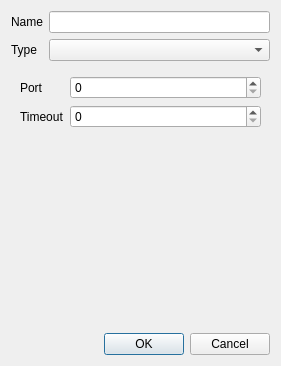
The window that src/server/gui/dialogs/server_dialogport.ui (serhmarch/ModbusTools) describes before a commit, drawn with Qt 5.
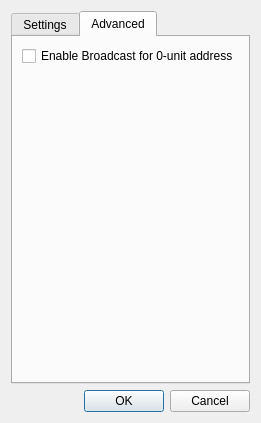
The same window after the commit. The open tabs and pages were chosen to show the change.

Commit message: Added broadcast for '0'-unit address

What changed in the file:
```diff
--- a/src/server/gui/dialogs/server_dialogport.ui
+++ b/src/server/gui/dialogs/server_dialogport.ui
@@ -6,14 +6,24 @@
    <rect>
     <x>0</x>
     <y>0</y>
-    <width>281</width>
-    <height>366</height>
+    <width>261</width>
+    <height>423</height>
    </rect>
   </property>
   <property name="windowTitle">
    <string>Device</string>
   </property>
-  <layout class="QVBoxLayout" name="verticalLayout">
+  <layout class="QVBoxLayout" name="verticalLayout_5">
+   <item>
+    <widget class="QTabWidget" name="tabWidget">
+     <property name="currentIndex">
+      <number>0</number>
+     </property>
+     <widget class="QWidget" name="tabSettings_2">
+      <attribute name="title">
+       <string>Settings</string>
+      </attribute>
+      <layout class="QVBoxLayout" name="verticalLayout_2">
    <item>
     <layout class="QFormLayout" name="formLayout_2">
      <item row="0" column="0">
@@ -151,7 +161,7 @@
      <widget class="QWidget" name="pgTCP">
       <layout class="QFormLayout" name="formLayout_3">
        <item row="0" column="0">
-        <widget class="QLabel" name="label_11">
+            <widget class="QLabel" name="label_13">
          <property name="text">
           <string>Port</string>
          </property>
@@ -165,7 +175,7 @@
         </widget>
        </item>
        <item row="1" column="0">
-        <widget class="QLabel" name="label_13">
+            <widget class="QLabel" name="label_26">
          <property name="text">
           <string>Timeout</string>
          </property>
@@ -177,6 +187,37 @@
           <number>1000000000</number>
          </property>
         </widget>
+           </item>
+          </layout>
+         </widget>
+        </widget>
+       </item>
+      </layout>
+     </widget>
+     <widget class="QWidget" name="tabAdvanced_2">
+      <attribute name="title">
+       <string>Advanced</string>
+      </attribute>
+      <layout class="QVBoxLayout" name="verticalLayout_4">
+       <item>
+        <widget class="QCheckBox" name="chbBroadcastEnabled">
+         <property name="text">
+          <string>Enable Broadcast for 0-unit address</string>
+         </property>
+        </widget>
+       </item>
+       <item>
+        <spacer name="verticalSpacer_4">
+         <property name="orientation">
+          <enum>Qt::Vertical</enum>
+         </property>
+         <property name="sizeHint" stdset="0">
+          <size>
+           <width>20</width>
+           <height>323</height>
+          </size>
+         </property>
+        </spacer>
        </item>
       </layout>
      </widget>
```
Left out of the diff: 2 changed lines with no effect on the pictures. Lines whose indentation alone changed are shown as unchanged. The commit also changes 12 other files.
